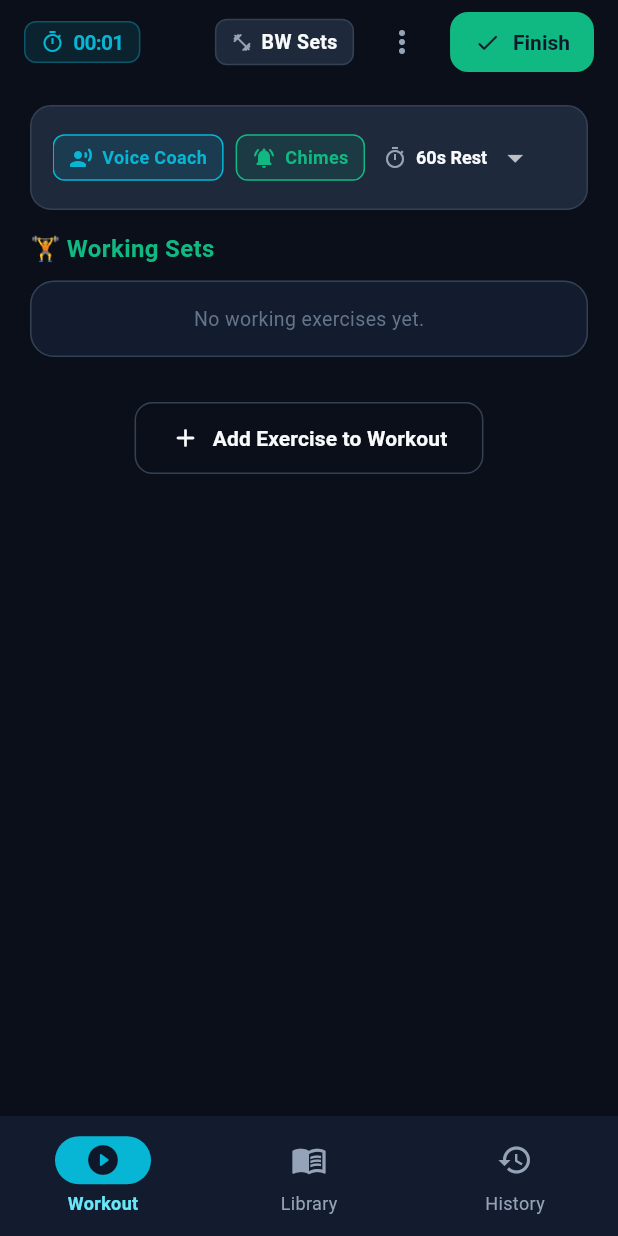
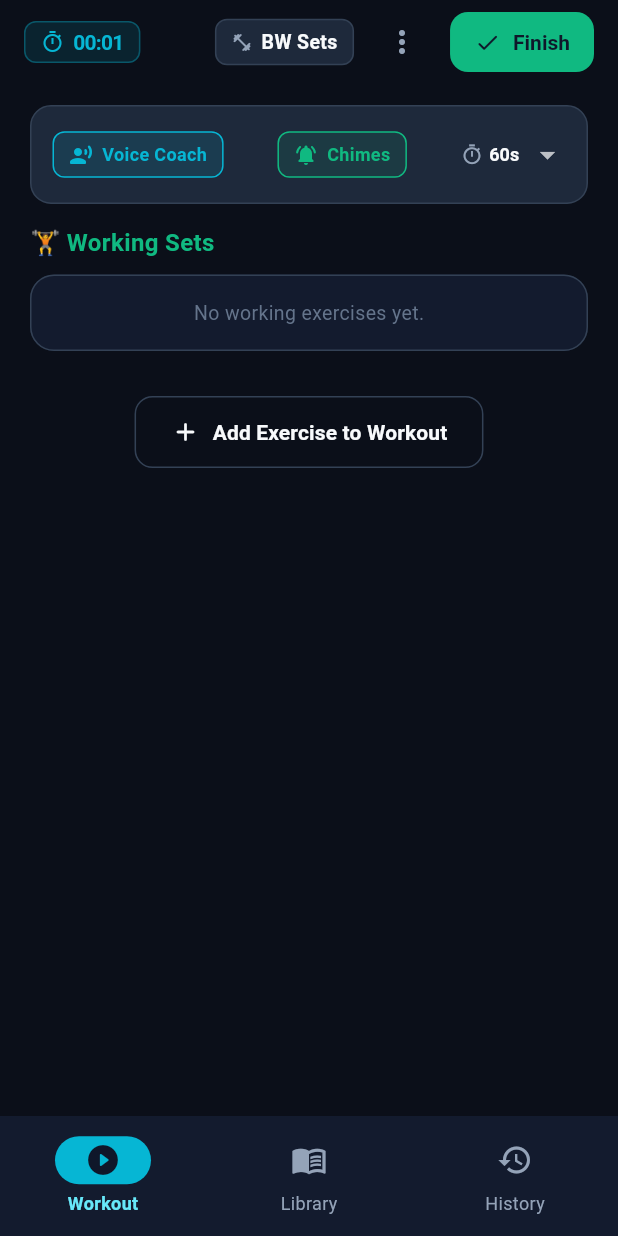
Before and after one commit to armin-hartmann/gemma-fitness, a Flutter app: the screen it shows after launch, after a tap on "Empty Session", on a phone screen of 412 x 824 dp. Run offline on Flutter 3.47's test engine with Material 3 defaults, Android fonts, the phone set to English and light mode, and no system bars; our stand-ins replace drift, drift_flutter, google_generative_ai, shared_preferences; missing offline and left inert: dart:js_interop; accounts and stored records are empty; generated files the repository leaves out were written again.

Commit message:
Remove redundant test speaker button and space workout audio settings toolbar cleanly

```diff
--- a/lib/ui/features/workout_tracker/views/active_workout_view.dart
+++ b/lib/ui/features/workout_tracker/views/active_workout_view.dart
@@ -905,15 +905,14 @@ class _ActiveWorkoutViewState extends State<ActiveWorkoutView> {
 
   Widget _buildAudioCoachBar(ActiveWorkoutViewModel vm) {
     return Container(
-      padding: const EdgeInsets.symmetric(horizontal: 14, vertical: 10),
+      padding: const EdgeInsets.symmetric(horizontal: 14, vertical: 8),
       decoration: BoxDecoration(
         color: AppTheme.surfaceElevated,
         borderRadius: BorderRadius.circular(14),
         border: Border.all(color: AppTheme.cardBorder),
       ),
-      child: SingleChildScrollView(
-        scrollDirection: Axis.horizontal,
       child: Row(
+        mainAxisAlignment: MainAxisAlignment.spaceBetween,
         children: [
           // Voice Coach Toggle
           InkWell(
@@ -959,7 +958,6 @@ class _ActiveWorkoutViewState extends State<ActiveWorkoutView> {
               ),
             ),
           ),
-            const SizedBox(width: 8),
 
           // Sound Effects Chimes Toggle
           InkWell(
@@ -1005,14 +1003,14 @@ class _ActiveWorkoutViewState extends State<ActiveWorkoutView> {
               ),
             ),
           ),
-            const SizedBox(width: 12),
 
           // Auto-Rest Duration Selector
           Row(
             mainAxisSize: MainAxisSize.min,
             children: [
-                const Icon(Icons.timer_outlined, size: 16, color: AppTheme.textSecondary),
-                const SizedBox(width: 6),
+              const Icon(Icons.timer_outlined,
+                  size: 15, color: AppTheme.textSecondary),
+              const SizedBox(width: 4),
               DropdownButton<int>(
                 value: vm.targetRestDuration,
                 dropdownColor: AppTheme.surfaceElevated,
@@ -1023,12 +1021,12 @@ class _ActiveWorkoutViewState extends State<ActiveWorkoutView> {
                   color: AppTheme.textPrimary,
                 ),
                 items: const [
-                    DropdownMenuItem(value: 30, child: Text('30s Rest')),
-                    DropdownMenuItem(value: 45, child: Text('45s Rest')),
-                    DropdownMenuItem(value: 60, child: Text('60s Rest')),
-                    DropdownMenuItem(value: 90, child: Text('90s Rest')),
-                    DropdownMenuItem(value: 120, child: Text('120s Rest')),
-                    DropdownMenuItem(value: 180, child: Text('180s Rest')),
+                  DropdownMenuItem(value: 30, child: Text('30s')),
+                  DropdownMenuItem(value: 45, child: Text('45s')),
+                  DropdownMenuItem(value: 60, child: Text('60s')),
+                  DropdownMenuItem(value: 90, child: Text('90s')),
+                  DropdownMenuItem(value: 120, child: Text('120s')),
+                  DropdownMenuItem(value: 180, child: Text('180s')),
                 ],
                 onChanged: (val) {
                   if (val != null) vm.setDefaultRestDuration(val);
@@ -1036,16 +1034,7 @@ class _ActiveWorkoutViewState extends State<ActiveWorkoutView> {
               ),
             ],
           ),
-            const SizedBox(width: 8),
-
-            // Test Button
-            IconButton(
-              icon: const Icon(Icons.volume_up_rounded, size: 18, color: AppTheme.textSecondary),
-              tooltip: 'Test Audio & Voice Coach',
-              onPressed: () => vm.testAudioAndVoice(),
-            ),
         ],
-        ),
       ),
     );
   }
```
Lines whose indentation alone changed are shown as unchanged.
